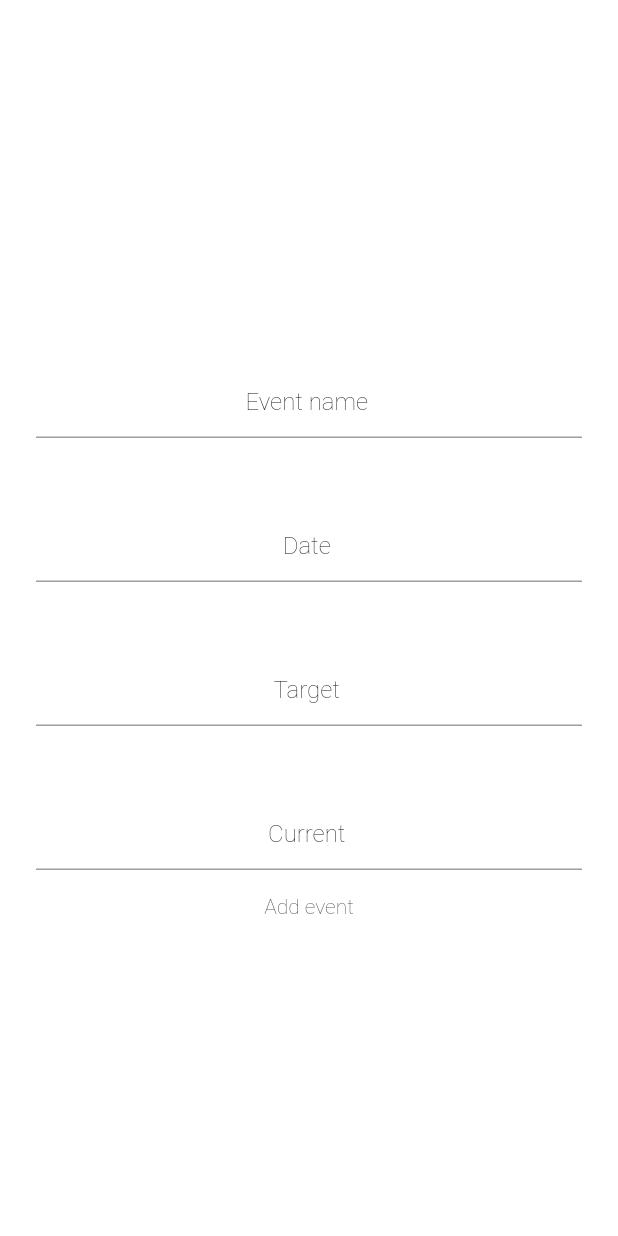
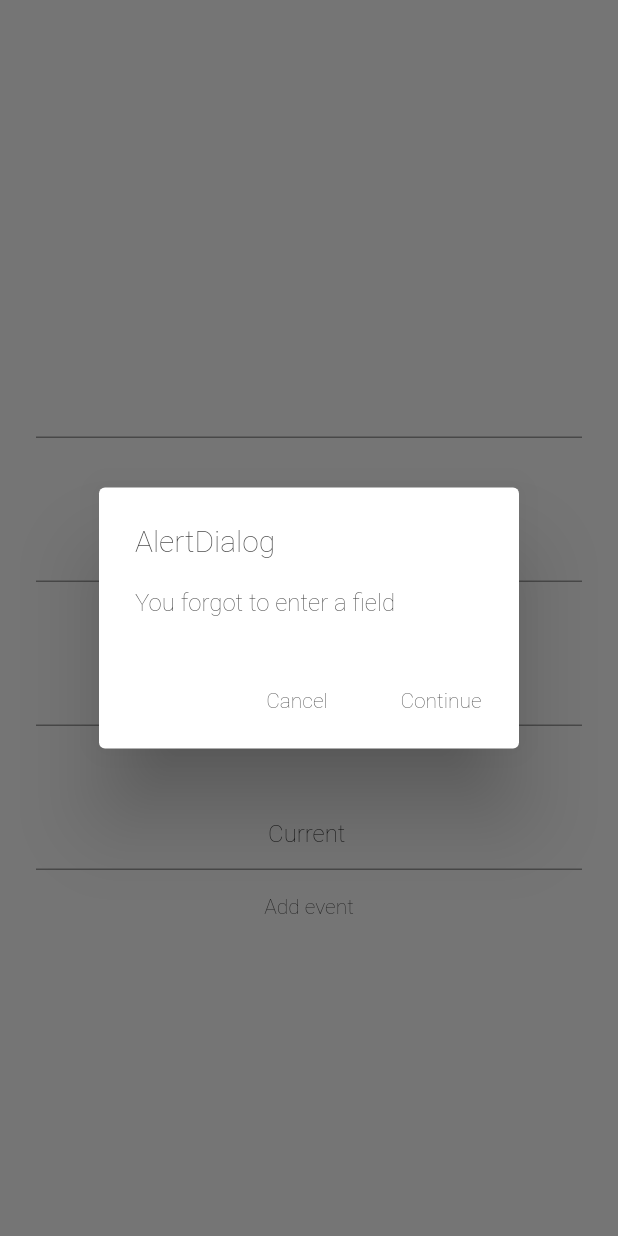
Before and after one commit to jurkko/BudgetTracker, a Flutter app: the AddEvent screen opened directly, after a tap on "Add event", on a phone screen of 412 x 824 dp. Run offline on Flutter 3.47's test engine with Material 2 defaults, Android fonts, the phone set to English and light mode, and no system bars; our stand-ins replace animated_text_kit, cloud_firestore, firebase_auth; accounts and stored records are empty.

Commit message:
Events popup dialogs.

```diff
--- a/lib/Event/AddEvent.dart
+++ b/lib/Event/AddEvent.dart
@@ -16,8 +16,8 @@ class _AddEventScreenState extends State<AddEvent> {
   FirebaseUser loggedInUser;
 
   String eventName;
-  String target;
-  String current;
+  int target;
+  int current;
   String dateTime; // TODO Date
 
   @override
@@ -34,47 +34,62 @@ class _AddEventScreenState extends State<AddEvent> {
       }
     } catch (E) {}
   }
-    //TODO FIX
-//  showAlertDialog(BuildContext context) {
-//
-//    // set up the buttons
-//    Widget cancelButton = FlatButton(
-//      child: Text("Cancel"),
-//      onPressed:  () {Navigator.pop(context);},
-//    );
-//    Widget continueButton = FlatButton(
-//      child: Text("Continue"),
-//      onPressed:  () {
-//        _firestore.collection('Event').add({
-//          'Current': current,
-//          'Duedate': dateTime,
-//          'Target': target,
-//          'Name': eventName,
-//          'Email': loggedInUser.email,
-//        });
-//        Navigator.pop(context);
-//      },
-//    );
-//
-//    // set up the AlertDialog
-//    AlertDialog alert = AlertDialog(
-//      title: Text("AlertDialog"),
-//      content: Text("You forgot to enter a field"),
-//      actions: [
-//        cancelButton,
-//        continueButton,
-//      ],
-//    );
-//
-//    // show the dialog
-//    showDialog(
-//      context: context,
-//      barrierDismissible: false,
-//      builder: (BuildContext context) {
-//        return alert;
-//      },
-//    );
-//  }
+  errorAlert(BuildContext context) {
+    return showDialog<void>(
+      context: context,
+      builder: (BuildContext context) {
+        return AlertDialog(
+          title: Text('Invalid inputs'),
+          content: const Text('Target cannot be lower than current saved value.'),
+          actions: <Widget>[
+            FlatButton(
+              child: Text('Ok'),
+              onPressed: () {
+                Navigator.of(context).pop();
+              },
+            ),
+          ],
+        );
+      },
+    );
+  }
+  showAlertDialog(BuildContext context) {
+
+    // set up the buttons
+    Widget cancelButton = FlatButton(
+      child: Text("Cancel"),
+      onPressed:  () {
+        Navigator.of(context, rootNavigator: true).pop();
+        Navigator.pop(context);
+        },
+    );
+    Widget continueButton = FlatButton(
+      child: Text("Continue"),
+      onPressed:  () {
+
+        Navigator.of(context, rootNavigator: true).pop();
+      },
+    );
+
+    // set up the AlertDialog
+    AlertDialog alert = AlertDialog(
+      title: Text("AlertDialog"),
+      content: Text("You forgot to enter a field"),
+      actions: [
+        cancelButton,
+        continueButton,
+      ],
+    );
+
+    // show the dialog
+    showDialog(
+      context: context,
+      barrierDismissible: false,
+      builder: (BuildContext context) {
+        return alert;
+      },
+    );
+  }
   @override
   Widget build(BuildContext context) {
     return Scaffold(
@@ -89,7 +104,6 @@ class _AddEventScreenState extends State<AddEvent> {
               height: 48.0,
             ),
             TextField(
-              controller: TextEditingController()..text = 'Event name',
               keyboardType: TextInputType.text,
               textAlign: TextAlign.center,
               style: TextStyle(color: Colors.black),
@@ -118,7 +132,7 @@ class _AddEventScreenState extends State<AddEvent> {
               textAlign: TextAlign.center,
               style: TextStyle(color: Colors.black),
               onChanged: (value) {
-                target = value;
+                target = int.parse(value);
               },
             ),
             SizedBox(
@@ -130,15 +144,17 @@ class _AddEventScreenState extends State<AddEvent> {
               textAlign: TextAlign.center,
               style: TextStyle(color: Colors.black),
               onChanged: (value) {
-                current = value;
+                current = int.parse(value);
               },
             ),
             FlatButton(
                 onPressed: () {
-                  if(target==null || eventName==null){
-                    // TODO Call dialog
-                    //showAlertDialog(context);
-                  }else {
+                  if(target==null || eventName==null || current==null || dateTime==null){
+                    showAlertDialog(context);
+                  } else if(current>target) {
+                    // TODO some other alert
+                    errorAlert(context);
+                  } else {
                     _firestore.collection('Event').add({
                       'Current': current,
                       'Duedate': dateTime,
@@ -146,6 +162,7 @@ class _AddEventScreenState extends State<AddEvent> {
                       'Name': eventName,
                       'uid': loggedInUser.uid,
                     });
+                    Navigator.pop(context);
                   }
                 },
                 child: Text('Add event'))
```
Also changed, not shown: lib/Event/Events.dart (+30 -2 lines).
